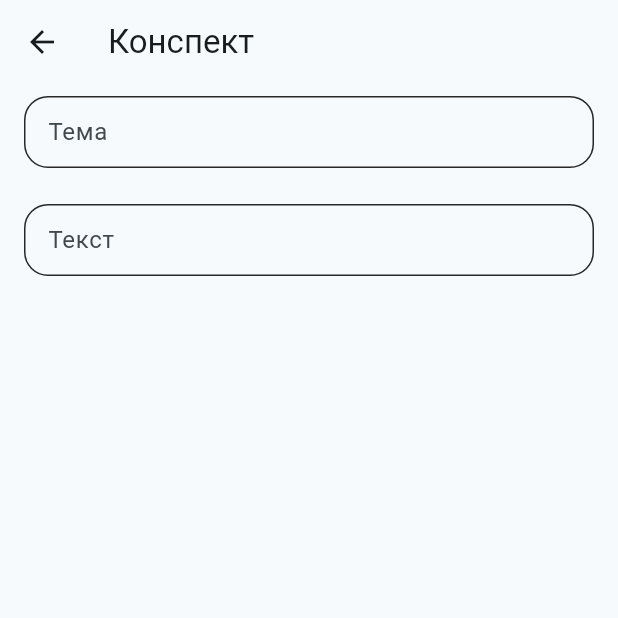
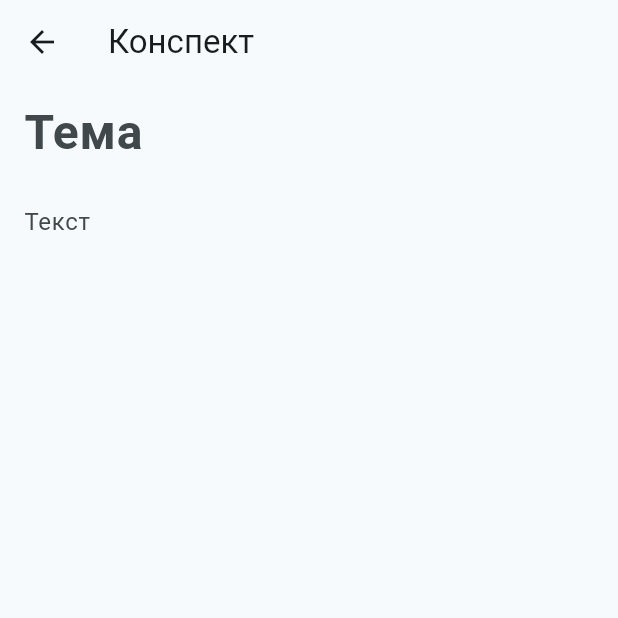
Before and after one commit to evklidus/helpa, a Flutter app: the screen it shows after launch, after a tap on the "add" icon, on a phone screen of 412 x 824 dp, the top half of it. Run offline on Flutter 3.47's test engine with Material 3 defaults, Android fonts, the phone set to English and light mode, and no system bars; our stand-ins replace camera, shared_preferences.

Commit message:
interview screen base

```diff
--- a/lib/main.dart
+++ b/lib/main.dart
@@ -2,6 +2,7 @@ import 'package:flutter/material.dart';
 import 'package:helpa/src/features/home/widget/home_screen.dart';
 
 void main() {
+  WidgetsFlutterBinding.ensureInitialized();
   runApp(const HelpaApp());
 }
 
--- a/lib/src/common/widget/custom_text_field.dart
+++ b/lib/src/common/widget/custom_text_field.dart
@@ -24,6 +24,8 @@ class CustomTextField extends StatelessWidget {
     this.onTapOutside,
     this.dense = true,
     this.enabled = true,
+    this.decoration,
+    this.style,
   });
 
   /// Controls the text being edited.
@@ -74,16 +76,24 @@ class CustomTextField extends StatelessWidget {
   ///
   final void Function(PointerDownEvent)? onTapOutside;
 
+  ///
   final TextStyle? errorStyle;
 
   ///
   final Widget? suffix;
+
+  ///
+  final InputDecoration? decoration;
+
+  ///
+  final TextStyle? style;
 
   @override
   Widget build(BuildContext context) {
     return Padding(
       padding: EdgeInsets.symmetric(vertical: dense ? 8 : 2),
       child: TextFormField(
+        style: style,
         onTapOutside: onTapOutside,
         enabled: enabled,
         focusNode: focusNode,
@@ -95,7 +105,8 @@ class CustomTextField extends StatelessWidget {
         keyboardType: keyboardType,
         inputFormatters: inputFormatters,
         onChanged: onChanged,
-        decoration: InputDecoration(
+        decoration: decoration ??
+            InputDecoration(
               labelStyle: labelStyle ??
                   context.textTheme.bodyMedium!.copyWith(
                     color: context.colorScheme.primary,
--- a/lib/src/features/home/widget/home_screen.dart
+++ b/lib/src/features/home/widget/home_screen.dart
@@ -1,4 +1,5 @@
 import 'package:flutter/material.dart';
+import 'package:helpa/src/features/interview/widget/interview_screen.dart';
 import 'package:helpa/src/features/summary/data/summaries_data_provider.dart';
 import 'package:helpa/src/features/summary/models/summary.dart';
 import 'package:helpa/src/features/home/widget/summary_widget.dart';
@@ -19,10 +20,6 @@ class HomeScreen extends StatefulWidget {
 /// State for widget HomeScreen.
 class _HomeScreenState extends State<HomeScreen> {
   late Future<List<SummaryModel>> _data;
-  //  = [
-  //   const SummaryModel(topic: 'Topic 1', text: 'Text'),
-  //   const SummaryModel(topic: 'Topic 2', text: 'Text'),
-  // ]
 
   Future<List<SummaryModel>> fetchSummaries() async {
     final prefs = await SharedPreferences.getInstance();
@@ -67,6 +64,17 @@ class _HomeScreenState extends State<HomeScreen> {
             icon: const Icon(Icons.add),
           ),
           IconButton(
+            tooltip: 'Начать собеседование',
+            onPressed: () => Navigator.of(context)
+                .push(
+                  MaterialPageRoute(
+                    builder: (context) => const InterviewScreen(),
+                  ),
+                )
+                .then((_) => _onRefresh()),
+            icon: const Icon(Icons.start_rounded),
+          ),
+          IconButton(
             tooltip: 'Удалить все записи',
             onPressed: () => deleteAllSummaries(),
             icon: const Icon(Icons.delete_forever_rounded),
--- a/lib/src/features/summary/widget/summary_screen.dart
+++ b/lib/src/features/summary/widget/summary_screen.dart
@@ -1,3 +1,4 @@
+import 'dart:async';
 import 'dart:math';
 
 import 'package:flutter/material.dart';
@@ -71,6 +72,7 @@ class _SummaryScreenState extends State<SummaryScreen> {
               icon: const Icon(Icons.delete_forever_rounded),
             ),
           if (_isSummaryChanged)
+            // TODO: Дублируется при нажатии сохранить более 1-го раза
             TextButton(
               onPressed: () {
                 final summary = SummaryModel(
@@ -95,7 +97,12 @@ class _SummaryScreenState extends State<SummaryScreen> {
           children: [
             CustomTextField(
               controller: _topicController,
-              hintText: 'Тема',
+              decoration: const InputDecoration.collapsed(hintText: 'Тема'),
+              textInputAction: TextInputAction.done,
+              style: const TextStyle(
+                fontSize: 32,
+                fontWeight: FontWeight.bold,
+              ),
               onChanged: (val) {
                 if (val != widget.summary?.topic) {
                   setState(() => _isSummaryChanged = true);
@@ -105,8 +112,7 @@ class _SummaryScreenState extends State<SummaryScreen> {
             const SizedBox(height: 8),
             CustomTextField(
               controller: _textController,
-              hintText: 'Текст',
-              maxLines: null,
+              decoration: const InputDecoration.collapsed(hintText: 'Текст'),
               onChanged: (val) {
                 if (val != widget.summary?.text) {
                   setState(() => _isSummaryChanged = true);
--- a/pubspec.yaml
+++ b/pubspec.yaml
@@ -11,11 +11,16 @@ dependencies:
     sdk: flutter
   shared_preferences: ^2.2.3
   cupertino_icons: ^1.0.6
+  camera: ^0.10.5+9
 
 dev_dependencies:
   flutter_test:
     sdk: flutter
   flutter_lints: ^3.0.0
+
+dependency_overrides:
+  camera_android: 0.9.7+1
+  camera_avfoundation: 0.9.7+1
 
 flutter:
   uses-material-design: true
```
Also changed, not shown: lib/src/features/interview/widget/animated_person_widget.dart (added, +71 -0 lines), lib/src/features/interview/widget/interview_screen.dart (added, +71 -0 lines), pubspec.lock, 4 other files. Lines whose indentation alone changed are shown as unchanged.
